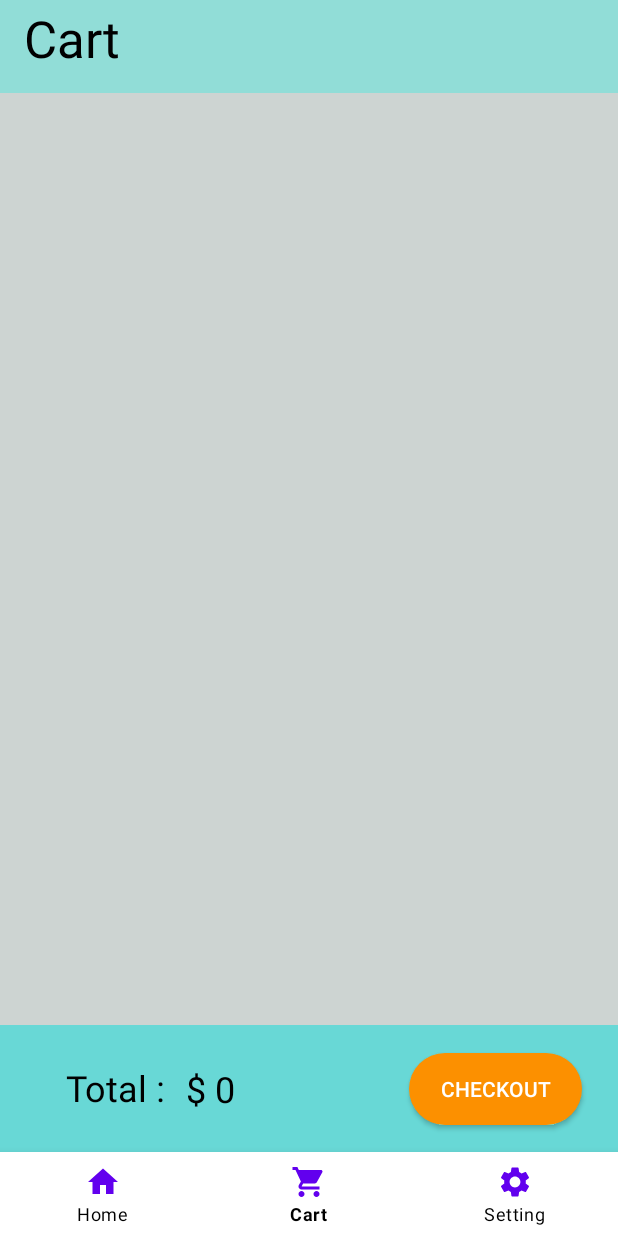
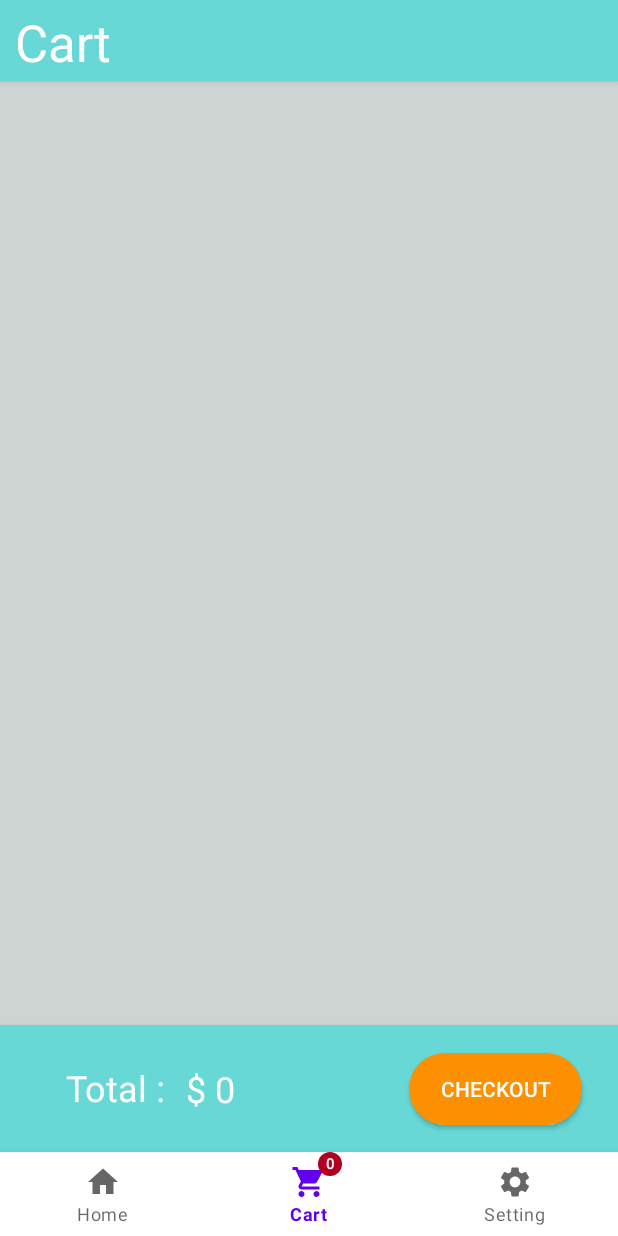
Before and after one commit to EChilin5/Zotes_OCR, an Android app: the screen it shows after launch once a user with an empty profile is signed in (MainActivity), item 2 of the bottom bar chosen, on a phone screen of 412 x 824 dp. Run offline under Robolectric (Android 15) with nearby library versions, the phone set to English and light mode, and no system bars; our stand-ins replace Firebase (no records; nobody signed in at launch, a user with empty details on screens opened directly); pictures from the network do not load.

Commit message:
updated design and added a badge to bottom navigation

```diff
--- a/app/src/main/java/com/eachilin/zotes/DBhelper/CartHelper.kt
+++ b/app/src/main/java/com/eachilin/zotes/DBhelper/CartHelper.kt
@@ -10,6 +10,10 @@ import android.util.Log
 import android.widget.Toast
 import com.eachilin.zotes.modal.CartModal
 import java.lang.Exception
+import android.database.DatabaseUtils
+
+
+
 
 
 private const val TAG = "CartHelper"
@@ -117,6 +121,13 @@ class CartHelper(context: Context):SQLiteOpenHelper(context, DATABASE_NAME, null
         db.close()
     }
 
+    fun count(): Int{
+        val db = this.readableDatabase
+        val count = DatabaseUtils.queryNumEntries(db, TABLE_NAME)
+        db.close()
+        return count.toInt()
+    }
+
 
 
     @SuppressLint("Range")
--- a/app/src/main/java/com/eachilin/zotes/MainActivity.kt
+++ b/app/src/main/java/com/eachilin/zotes/MainActivity.kt
@@ -5,11 +5,13 @@ import androidx.appcompat.app.AppCompatActivity
 import android.os.Bundle
 import android.util.Log
 import android.widget.ImageView
+import androidx.core.view.get
 import androidx.fragment.app.Fragment
 import androidx.recyclerview.widget.GridLayoutManager
 import androidx.recyclerview.widget.LinearLayoutManager
 import androidx.recyclerview.widget.RecyclerView
 import com.bumptech.glide.Glide
+import com.eachilin.zotes.DBhelper.CartHelper
 import com.eachilin.zotes.databinding.ActivityMainBinding
 import com.eachilin.zotes.databinding.ActivityPokemonDescriptionBinding
 import com.eachilin.zotes.menufragments.CartFragment
@@ -34,21 +36,64 @@ class MainActivity : AppCompatActivity() {
     private val cartFragment = CartFragment()
     private val settingFragment = SettingFragment()
 
+    private lateinit var sqlCartHelper: CartHelper
+
+
 
     override fun onCreate(savedInstanceState: Bundle?) {
         super.onCreate(savedInstanceState)
         binding = ActivityMainBinding.inflate(layoutInflater)
         setContentView(binding.root)
+        sqlCartHelper = CartHelper(this)
 
-        binding.bottomNav.setOnItemSelectedListener {
-            when(it.itemId){
-                R.id.ic_home ->openFragment(homeFragment)
-                R.id.ic_cart ->openFragment(cartFragment)
-                R.id.ic_setting ->openFragment(settingFragment)
+//        binding.bottomNav.setOnItemSelectedListener {
+//            when(it.itemId){
+//                R.id.ic_home -> {
+//                    true
+//                    openFragment(homeFragment)
+//
+//                }
+//                R.id.ic_cart -> {
+//                    true
+//                    openFragment(cartFragment)
+//                }
+//                R.id.ic_setting -> {
+//                    true
+//                    openFragment(settingFragment)
+//                }
+//            }
+//            false
+//
+//        }
 
+        var status: Boolean = false
+        binding.bottomNav.setOnItemSelectedListener { item ->
+            when(item.itemId) {
+                R.id.ic_home -> {
+
+                    openFragment(homeFragment)
+                    return@setOnItemSelectedListener true
+                }
+                R.id.ic_cart -> {
+
+                    openFragment(cartFragment)
+                    return@setOnItemSelectedListener true
+                }
+                R.id.ic_setting -> {
+
+                    openFragment(settingFragment)
+                    return@setOnItemSelectedListener true
+                }
+
+                else -> false
             }
-            true
+
         }
+
+        var cartBadge = binding.bottomNav.getOrCreateBadge(R.id.ic_cart)
+        cartBadge?.isVisible = true
+        cartBadge?.number = sqlCartHelper.count();
+
         openFragment(homeFragment)
 
 
--- a/app/src/main/java/com/eachilin/zotes/PokemonDescription.kt
+++ b/app/src/main/java/com/eachilin/zotes/PokemonDescription.kt
@@ -14,6 +14,7 @@ import com.eachilin.zotes.DBhelper.CartHelper
 import com.eachilin.zotes.adapter.ViewPagerAdapter
 import com.eachilin.zotes.databinding.ActivityPokemonDescriptionBinding
 import com.eachilin.zotes.modal.CartModal
+import com.google.android.material.bottomnavigation.BottomNavigationItemView
 import com.google.android.material.tabs.TabLayoutMediator
 import java.lang.Exception
 import java.time.LocalDateTime
@@ -158,6 +159,8 @@ class PokemonDescription : AppCompatActivity() {
         }
 
 
+
+
     }
 
 
--- a/app/src/main/java/com/eachilin/zotes/menufragments/CartFragment.kt
+++ b/app/src/main/java/com/eachilin/zotes/menufragments/CartFragment.kt
@@ -18,6 +18,7 @@ import com.eachilin.zotes.R
 import com.eachilin.zotes.adapter.PokeCartAdapter
 import com.eachilin.zotes.databinding.FragmentCartBinding
 import com.eachilin.zotes.modal.CartModal
+import com.google.android.material.bottomnavigation.BottomNavigationView
 
 
 private const val TAG = "CartFragment"
@@ -46,6 +47,7 @@ class CartFragment : Fragment(), PokeId {
         sqlCartHelper.updatePokeCount(postId, countUpdate)
         pokemonInfo[postId.toInt()-1].count = countUpdate
         tvFinalPrice.text = count.toString()
+        updateBadge(true)
     }
 
     fun onDecrementPrice(postId: String, increasePrice: Int, countUpdate :Int){
@@ -53,6 +55,21 @@ class CartFragment : Fragment(), PokeId {
         sqlCartHelper.updatePokeCount(postId, count)
         pokemonInfo[postId.toInt()-1].count = countUpdate
         tvFinalPrice.text = count.toString()
+        updateBadge(false)
+    }
+
+    fun updateBadge(increase :Boolean){
+        var nav = activity?.findViewById<BottomNavigationView>(R.id.bottom_nav)
+
+        var cartBadge = nav?.getOrCreateBadge(R.id.ic_cart)
+        if(increase){
+            cartBadge?.number = cartBadge?.number?.plus(1)!!;
+        }else{
+
+            cartBadge?.number = cartBadge?.number?.minus(1)!!;
+        }
+        cartBadge?.isVisible = true
+
     }
 
     override fun onCreate(savedInstanceState: Bundle?) {
--- a/app/src/main/res/layout/activity_main.xml
+++ b/app/src/main/res/layout/activity_main.xml
@@ -24,11 +24,9 @@
 
   <com.google.android.material.bottomnavigation.BottomNavigationView
       android:id="@+id/bottom_nav"
-      android:layout_width="0dp"
+      android:layout_width="match_parent"
       android:layout_height="wrap_content"
-      app:itemBackground="@color/white"
-      app:itemIconTint="@color/purple_500"
-      app:itemTextColor="@color/black"
+      app:elevation="12dp"
       app:layout_constraintBottom_toBottomOf="parent"
       app:layout_constraintEnd_toEndOf="parent"
       app:layout_constraintStart_toStartOf="parent"
--- a/app/src/main/res/layout/fragment_cart.xml
+++ b/app/src/main/res/layout/fragment_cart.xml
@@ -4,28 +4,15 @@
     xmlns:tools="http://schemas.android.com/tools"
     android:layout_width="match_parent"
     android:layout_height="match_parent"
-    android:background="@color/nav_bar_color"
+    android:background="@color/item_background"
     android:fitsSystemWindows="true"
     tools:context=".menufragments.CartFragment">
-
-    <TextView
-        android:id="@+id/tvCart"
-        android:layout_width="wrap_content"
-        android:layout_height="wrap_content"
-        android:layout_marginStart="16dp"
-        android:layout_marginTop="4dp"
-        android:text="@string/shoping_cart"
-        android:textColor="@color/black"
-        android:textSize="34sp"
-        app:layout_constraintBottom_toTopOf="@+id/CartGuideLine2"
-        app:layout_constraintStart_toStartOf="parent"
-        app:layout_constraintTop_toTopOf="@+id/CartGuideLine1" />
 
     <androidx.recyclerview.widget.RecyclerView
         android:id="@+id/rvShoppingCart"
         android:layout_width="match_parent"
         android:layout_height="0dp"
-        android:layout_marginTop="16dp"
+        android:layout_margin="2dp"
         android:background="@color/item_background"
         android:padding="4dp"
         app:layout_constraintBottom_toTopOf="@+id/CartGuideLine3"
@@ -39,7 +26,8 @@
     <androidx.constraintlayout.widget.ConstraintLayout
         android:layout_width="0dp"
         android:layout_height="0dp"
-        android:background="#68d8d6"
+        android:background="@color/default_background"
+        android:elevation="3dp"
         app:layout_constraintBottom_toBottomOf="@id/CartGuideLine4"
         app:layout_constraintEnd_toEndOf="@id/CartGuideLineV2"
         app:layout_constraintHorizontal_bias="0.0"
@@ -53,7 +41,7 @@
             android:layout_marginStart="44dp"
             android:text="Total :"
 
-            android:textColor="@color/black"
+            android:textColor="@color/white"
             android:textSize="24sp"
             app:layout_constraintBottom_toBottomOf="parent"
             app:layout_constraintStart_toStartOf="parent"
@@ -66,7 +54,7 @@
             android:layout_height="wrap_content"
             android:layout_marginStart="13dp"
             android:text="@string/cost_500"
-            android:textColor="#000000"
+            android:textColor="@color/white"
             android:textSize="24sp"
             app:layout_constraintBottom_toBottomOf="parent"
             app:layout_constraintStart_toEndOf="@+id/tvTotal"
@@ -99,7 +87,7 @@
         android:layout_height="wrap_content"
         android:orientation="horizontal"
         app:layout_constraintGuide_begin="20dp"
-        app:layout_constraintGuide_percent="0.06" />
+        app:layout_constraintGuide_percent="0.07" />
 
     <androidx.constraintlayout.widget.Guideline
         android:id="@+id/CartGuideLine3"
@@ -133,4 +121,31 @@
         app:layout_constraintGuide_begin="20dp"
         app:layout_constraintGuide_percent="1.0" />
 
+    <androidx.constraintlayout.widget.ConstraintLayout
+        android:id="@+id/clTitle"
+        android:layout_width="0dp"
+        android:layout_height="0dp"
+        android:background="@color/default_background"
+        android:elevation="3dp"
+        app:layout_constraintBottom_toTopOf="@id/CartGuideLine2"
+        app:layout_constraintEnd_toStartOf="@+id/CartGuideLineV2"
+        app:layout_constraintStart_toStartOf="@id/CartGuideLineV1"
+        app:layout_constraintTop_toTopOf="@id/CartGuideLine1">
+
+        <TextView
+            android:id="@+id/tvCartTitle"
+            android:layout_width="0dp"
+            android:layout_height="0dp"
+            android:paddingLeft="10dp"
+            android:paddingTop="5dp"
+            android:paddingBottom="5dp"
+            android:text="@string/shoping_cart"
+            android:textColor="@color/white"
+            android:textSize="34sp"
+            app:layout_constraintBottom_toBottomOf="parent"
+            app:layout_constraintEnd_toEndOf="parent"
+            app:layout_constraintStart_toStartOf="parent"
+            app:layout_constraintTop_toTopOf="parent" />
+    </androidx.constraintlayout.widget.ConstraintLayout>
+
 </androidx.constraintlayout.widget.ConstraintLayout>
--- a/app/src/main/res/layout/fragment_home.xml
+++ b/app/src/main/res/layout/fragment_home.xml
@@ -4,7 +4,7 @@
     xmlns:tools="http://schemas.android.com/tools"
     android:layout_width="match_parent"
     android:layout_height="match_parent"
-    android:background="@color/nav_bar_color"
+    android:background="@color/default_background"
     tools:context=".menufragments.HomeFragment">
 
     <androidx.recyclerview.widget.RecyclerView
@@ -23,10 +23,10 @@
         android:id="@+id/tvPokeTitle"
         android:layout_width="wrap_content"
         android:layout_height="wrap_content"
-        android:gravity="center|center_horizontal"
+        android:layout_margin="10dp"
         android:text="@string/pokemon_eshop"
         android:textColor="@color/black"
-        android:textSize="20sp"
+        android:textSize="24sp"
         app:layout_constraintBottom_toTopOf="@+id/HomeGuideLine1_5"
         app:layout_constraintEnd_toStartOf="@+id/HomeGuideLineV2"
         app:layout_constraintStart_toStartOf="@+id/HomeGuideLineV1"
@@ -39,6 +39,7 @@
 
         android:layout_margin="10dp"
         android:hint="Search"
+        style="@style/Widget.MaterialComponents.TextInputLayout.OutlinedBox"
         app:layout_constraintBottom_toTopOf="@+id/HomeGuideLine2"
         app:layout_constraintEnd_toStartOf="@+id/HomeGuideLineV2"
         app:layout_constraintStart_toStartOf="@+id/HomeGuideLineV1"
@@ -48,7 +49,8 @@
         <com.google.android.material.textfield.TextInputEditText
             android:id="@+id/etSearchDetails"
             android:layout_width="match_parent"
-            android:layout_height="wrap_content"
+            android:layout_height="match_parent"
+            android:background="@color/white"
             android:longClickable="true" />
 
     </com.google.android.material.textfield.TextInputLayout>
--- a/app/src/main/res/menu/menu.xml
+++ b/app/src/main/res/menu/menu.xml
@@ -4,13 +4,16 @@
     <item
         android:id="@+id/ic_home"
         android:icon="@drawable/ic_home"
+        android:enabled="true"
         android:title="Home" />
     <item
         android:id="@+id/ic_cart"
+        android:enabled="true"
         android:icon="@drawable/ic_cart"
         android:title="Cart" />
     <item
         android:id="@+id/ic_setting"
+        android:enabled="true"
         android:icon="@drawable/setting"
         android:title="Setting" />
 
--- a/app/src/main/res/values/colors.xml
+++ b/app/src/main/res/values/colors.xml
@@ -15,5 +15,7 @@
     <color name="underline">#D8D6D6</color>
     <color name="nav_bar_color">#91ddd7</color>
     <color name="item_background">#cdd4d2</color>
+    <color name="default_background">#68d8d6</color>
+    <color name="nav_bg_2">#f7f7ff</color>
 
 </resources>
--- a/app/src/main/res/values/themes.xml
+++ b/app/src/main/res/values/themes.xml
@@ -3,7 +3,7 @@
     <style name="Theme.Zotes" parent="Theme.MaterialComponents.DayNight.DarkActionBar">
         <!-- Primary brand color. -->
         <item name="colorPrimary">@color/purple_500</item>
-        <item name="colorPrimaryVariant">@color/purple_700</item>
+        <item name="colorPrimaryVariant">@color/black</item>
         <item name="colorOnPrimary">@color/white</item>
         <!-- Secondary brand color. -->
         <item name="colorSecondary">@color/teal_200</item>
```
